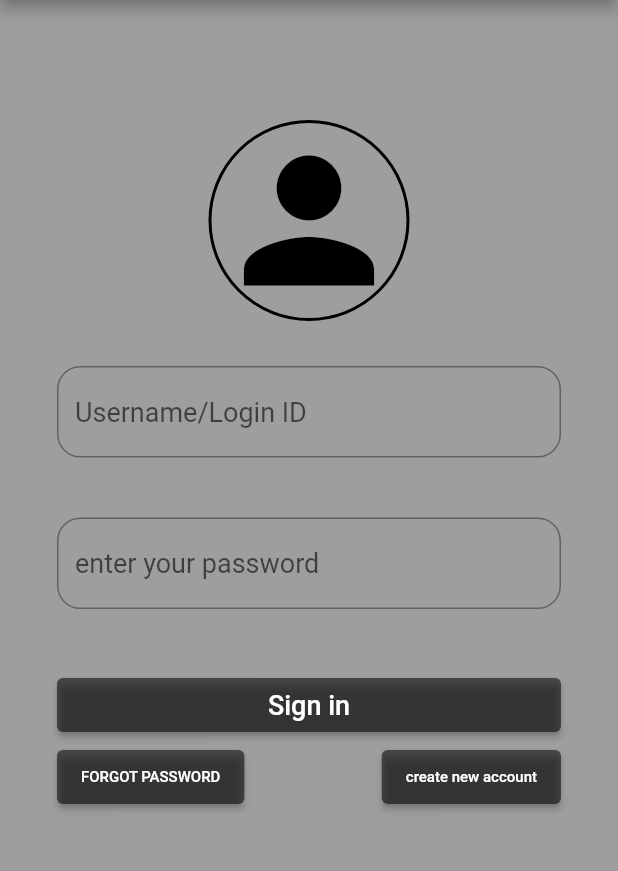
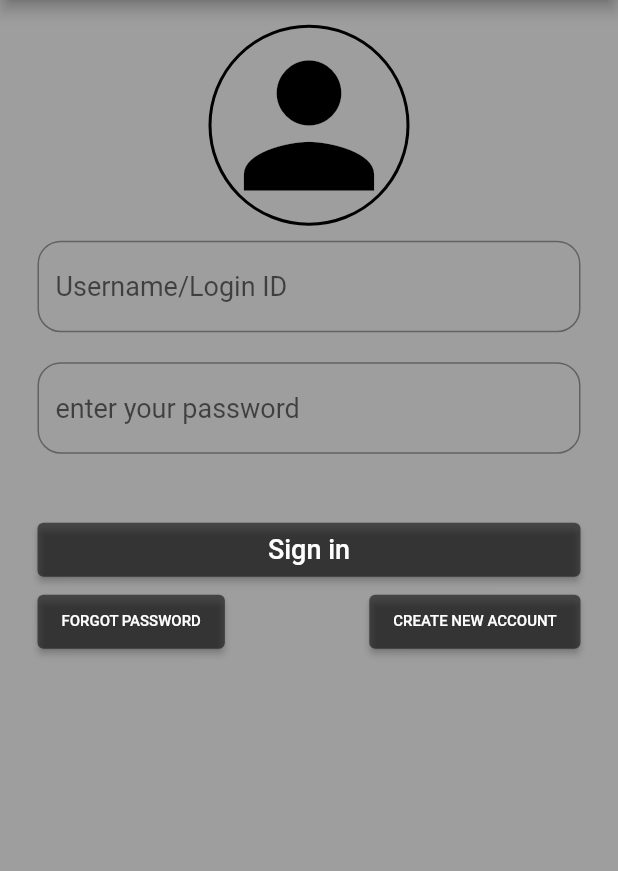
Before and after one commit to ChaurasiaP/basic-login-page, a Flutter app: the screen it shows after launch, on a phone screen of 412 x 824 dp, the part 84-955 px from its top. Run offline on Flutter 3.47's test engine with Material 2 defaults, Android fonts, the phone set to English and light mode, and no system bars; our stand-ins replace firebase_auth, firebase_core; accounts and stored records are empty.

```diff
--- a/lib/UI/home.dart
+++ b/lib/UI/home.dart
@@ -1,6 +1,7 @@
 import 'package:firebase_auth/firebase_auth.dart';
 import 'package:flutter/material.dart';
-import 'package:login_page/routes/popups/create_new_account.dart';
+import 'package:login_page/routes/userCredentials/create_new_account.dart';
+import 'package:login_page/routes/userCredentials/reset_password.dart';
 
 class LoginPage extends StatefulWidget {
   const LoginPage({super.key});
@@ -16,7 +17,8 @@ class _LoginPageState extends State<LoginPage> {
   @override
   Widget build(BuildContext context) {
     return Scaffold(
-      resizeToAvoidBottomInset: false,
+      resizeToAvoidBottomInset: false, // to avoid pixel overflow
+
       appBar: AppBar(
         title: const Text("Login Page"),
         backgroundColor: Colors.black,
@@ -29,16 +31,16 @@ class _LoginPageState extends State<LoginPage> {
   // function _page will contain icon
   Widget _page() => Center(
         child: Padding(
-          padding: const EdgeInsets.symmetric(horizontal: 38.0),
-          child: Column(
+          padding: const EdgeInsets.symmetric(horizontal: 25.0),
+          child: Column (
             children: [
-              Padding(padding: const EdgeInsets.only(top: 80), child: _icon()),
+              Padding(padding: EdgeInsets.only(top: MediaQuery.of(context).size.height*0.02), child: _icon()),
               Padding(
-                padding: const EdgeInsets.only(top: 30, bottom: 10),
+                padding: const EdgeInsets.only(top: 10, bottom: 10),
                 child: _loginField(),
               ),
               Padding(
-                  padding: const EdgeInsets.only(top: 30, bottom: 10),
+                  padding: const EdgeInsets.only(top: 10, bottom: 10),
                   child: _passwordField()),
               Padding(
                   padding: const EdgeInsets.only(top: 30),
@@ -61,30 +63,19 @@ class _LoginPageState extends State<LoginPage> {
         ),
       );
 
+  var fontStyle = const TextStyle(color: Colors.black, fontSize: 18) ;
+
   Widget _loginField() => TextField(
         controller: userNameController,
-        style: const TextStyle(color: Colors.black, fontSize: 18),
+        style: fontStyle,
         decoration: _loginPageDecoration("Username/Login ID") ,
       );
-
-   _loginPageDecoration(String message) =>
-       InputDecoration(
-           focusedBorder: OutlineInputBorder(
-               borderSide: const BorderSide(color: Colors.black, width: 2),
-               borderRadius: BorderRadius.circular(15.5)),
-           border: OutlineInputBorder(
-             borderSide: const BorderSide(color: Colors.black),
-             borderRadius: BorderRadius.circular(15.5),
-           ),
-           hintText: message);
-
   Widget _passwordField() => TextField(
         controller: passwordController,
         obscureText: true,
-        style: const TextStyle(color: Colors.black, fontSize: 18),
+        style: fontStyle,
         decoration: _loginPageDecoration("enter your password")
       );
-
   Widget _actionButtons() => Column(
         children: [
           ElevatedButton(
@@ -102,7 +93,11 @@ class _LoginPageState extends State<LoginPage> {
             mainAxisAlignment: MainAxisAlignment.spaceBetween,
             children: [
               ElevatedButton(
-                  onPressed: () => {},
+                  onPressed: () => {
+                    Navigator.push(context, MaterialPageRoute(
+                      builder: (context) => const ResetPassword())
+                    )
+                  },
                   style:
                       ElevatedButton.styleFrom(backgroundColor: Colors.black54),
                   child: const Text(
@@ -118,7 +113,7 @@ class _LoginPageState extends State<LoginPage> {
                     backgroundColor: Colors.black54,
                   ),
                   child: const Text(
-                    "create new account",
+                    "CREATE NEW ACCOUNT",
                     style: TextStyle(
                       color: Colors.white,
                       fontSize: 10,
@@ -128,6 +123,18 @@ class _LoginPageState extends State<LoginPage> {
           ),
         ],
       );
+
+
+  _loginPageDecoration(String message) =>
+      InputDecoration(
+          focusedBorder: OutlineInputBorder(
+              borderSide: const BorderSide(color: Colors.black, width: 2),
+              borderRadius: BorderRadius.circular(15.5)),
+          border: OutlineInputBorder(
+            borderSide: const BorderSide(color: Colors.black),
+            borderRadius: BorderRadius.circular(15.5),
+          ),
+          hintText: message);
 
   _checkCredentials() async {
     String email = userNameController.text;
```
Also changed, not shown: lib/routes/main_screen/notes_app.dart (added, +20 -0 lines), lib/routes/userCredentials/create_new_account.dart (renamed from lib/routes/popups/create_new_account.dart, +36 -60 lines), lib/routes/userCredentials/reset_password.dart (added, +71 -0 lines), lib/routes/popups/confirmed_credentials.dart (deleted), lib/routes/popups/invalid_credentials.dart (deleted), pubspec.lock.
